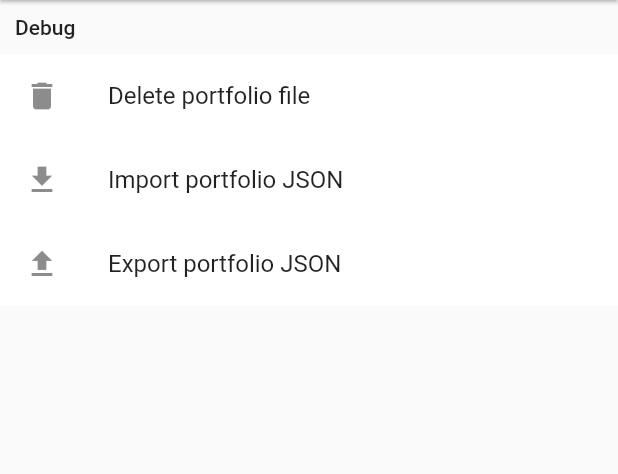
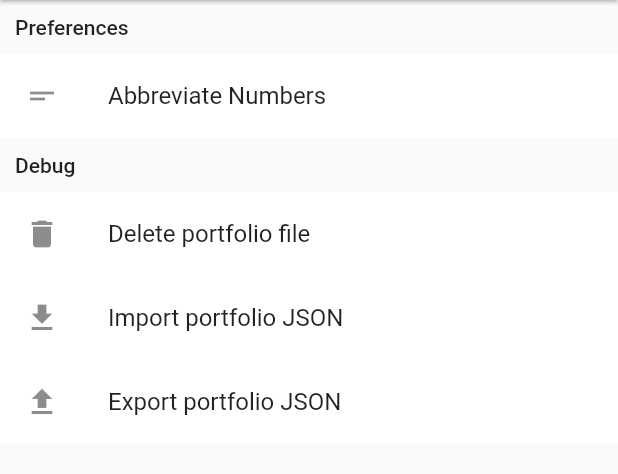
Before and after one commit to huzgrx/trace-flutter, a Flutter app: the SettingsPage screen opened by its route, on a phone screen of 412 x 824 dp, the part 72-546 px from its top. Run offline on Flutter 3.47's test engine with Material 2 defaults, Android fonts, the phone set to English and light mode, and no system bars; our stand-ins replace shared_preferences; missing offline and left inert: flutter_circular_chart; accounts and stored records are empty; network calls fail.

Commit message:
shorten long nums moved to settings

```diff
--- a/lib/main.dart
+++ b/lib/main.dart
@@ -153,14 +153,13 @@ class TraceAppState extends State<TraceApp> {
   @override
   Widget build(BuildContext context) {
     print("BUILT MAIN APP ==========");
-
     return new MaterialApp(
       color: darkEnabled ? darkTheme.primaryColor : lightTheme.primaryColor,
       title: "Trace",
       home: new Tabs(toggleTheme, savePreferences, handleUpdate, darkEnabled, themeMode),
       theme: darkEnabled ? darkTheme : lightTheme,
       routes: <String, WidgetBuilder> {
-        "/settings": (BuildContext context) => new SettingsPage(),
+        "/settings": (BuildContext context) => new SettingsPage(savePreferences: savePreferences),
       },
     );
   }
--- a/lib/settings_page.dart
+++ b/lib/settings_page.dart
@@ -6,6 +6,9 @@ import 'package:path_provider/path_provider.dart';
 import 'main.dart';
 
 class SettingsPage extends StatefulWidget {
+  SettingsPage({this.savePreferences});
+  final Function savePreferences;
+
   @override
   SettingsPageState createState() => new SettingsPageState();
 }
@@ -80,6 +83,23 @@ class SettingsPageState extends State<SettingsPage>{
           children: <Widget>[
             new Container(
               padding: const EdgeInsets.all(10.0),
+              child: new Text("Preferences", style: Theme.of(context).textTheme.body2),
+            ),
+            new Container(
+              color: Theme.of(context).cardColor,
+              child: new ListTile(
+                leading: new Icon(Icons.short_text),
+                title: new Text(shortenOn ? "Full Numbers" : "Abbreviate Numbers"),
+                onTap: () {
+                  setState(() {
+                    shortenOn = !shortenOn;
+                  });
+                  widget.savePreferences();
+                },
+              ),
+            ),
+            new Container(
+              padding: const EdgeInsets.all(10.0),
               child: new Text("Debug", style: Theme.of(context).textTheme.body2),
             ),
             new Container(
```
Also changed, not shown: lib/tabs.dart (+0 -10 lines).
